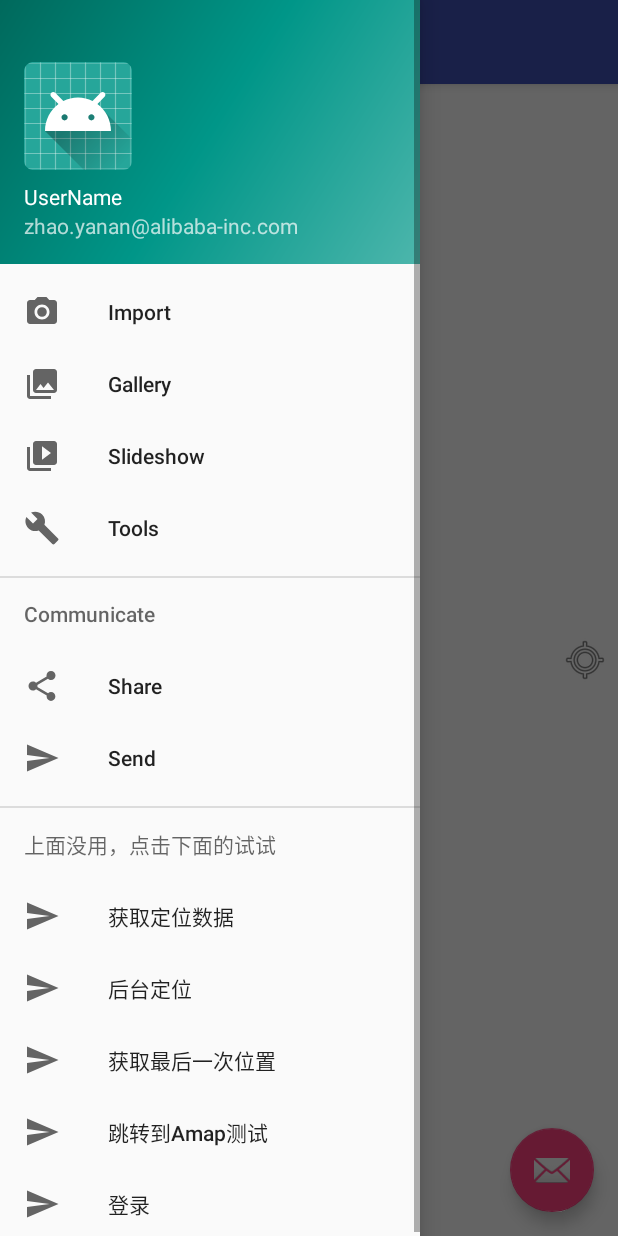
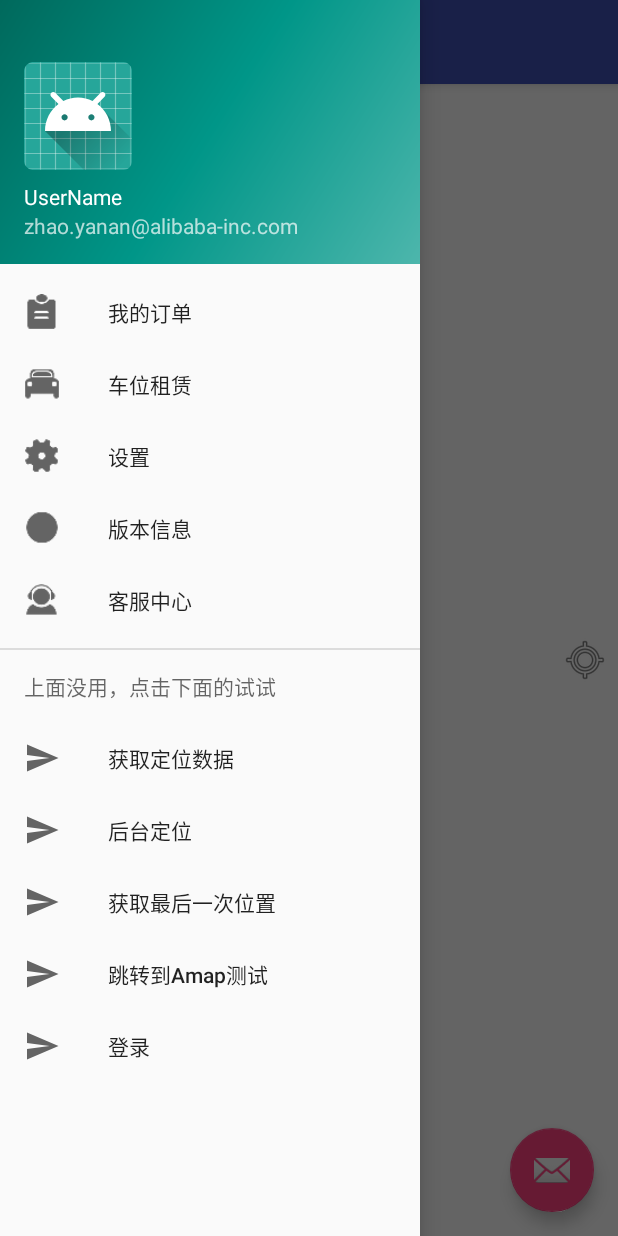
Before and after one commit to valueNow/NiceParking, an Android app: the screen it shows after launch (MainActivity), with the side drawer open, on a phone screen of 412 x 824 dp. Run offline under Robolectric (Android 15) with nearby library versions, the phone set to English and light mode, and no system bars; libraries missing offline, so code that uses them is left out: com.amap.api; 2 statements that could not run were skipped.

```diff
--- a/app/src/main/res/menu/activity_main_drawer.xml
+++ b/app/src/main/res/menu/activity_main_drawer.xml
@@ -5,35 +5,26 @@
 
     <group android:checkableBehavior="single">
         <item
-            android:id="@+id/nav_camera"
-            android:icon="@drawable/ic_menu_camera"
-            android:title="Import" />
+            android:id="@+id/my_orders"
+            android:icon="@mipmap/my_order"
+            android:title="@string/my_orders" />
         <item
-            android:id="@+id/nav_gallery"
-            android:icon="@drawable/ic_menu_gallery"
-            android:title="Gallery" />
+            android:id="@+id/parking_rent"
+            android:icon="@mipmap/parking_rent"
+            android:title="@string/parking_rent" />
         <item
-            android:id="@+id/nav_slideshow"
-            android:icon="@drawable/ic_menu_slideshow"
-            android:title="Slideshow" />
+            android:id="@+id/system_setting"
+            android:icon="@mipmap/settings"
+            android:title="@string/setting" />
         <item
-            android:id="@+id/nav_manage"
-            android:icon="@drawable/ic_menu_manage"
-            android:title="Tools" />
+            android:id="@+id/version_info"
+            android:icon="@mipmap/version_icon"
+            android:title="@string/version_info" />
+        <item
+            android:id="@+id/service_center"
+            android:icon="@mipmap/service_center"
+            android:title="@string/service_center" />
     </group>
-
-    <item android:title="Communicate">
-        <menu>
-            <item
-                android:id="@+id/nav_share"
-                android:icon="@drawable/ic_menu_share"
-                android:title="Share" />
-            <item
-                android:id="@+id/nav_send"
-                android:icon="@drawable/ic_menu_send"
-                android:title="Send" />
-        </menu>
-    </item>
 
     <item android:title="上面没用，点击下面的试试">
         <menu>
--- a/app/src/main/res/values/strings.xml
+++ b/app/src/main/res/values/strings.xml
@@ -63,4 +63,8 @@
     <string name="account_empty">账号不能为空</string>
     <string name="password_empty">密码不能为空</string>
     <string name="login">登录</string>
+    <string name="my_orders">我的订单</string>
+    <string name="parking_rent">车位租赁</string>
+    <string name="version_info">版本信息</string>
+    <string name="service_center">客服中心</string>
 </resources>
```
Also changed, not shown: app/src/main/java/cn/beatle/parking/MainActivity.java (+38 -38 lines), app/src/main/res/mipmap-xxhdpi/my_order.png (added), app/src/main/res/mipmap-xxhdpi/parking_rent.png (added), app/src/main/res/mipmap-xxhdpi/service_center.png (added), app/src/main/res/mipmap-xxhdpi/settings.png (added), app/src/main/res/mipmap-xxhdpi/version_icon.png (added).
